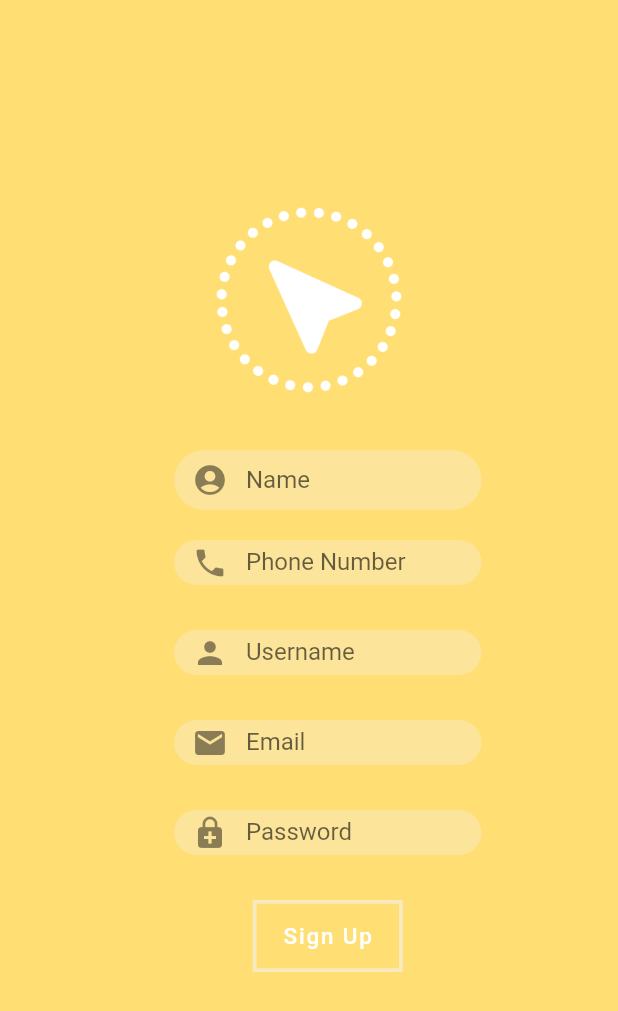
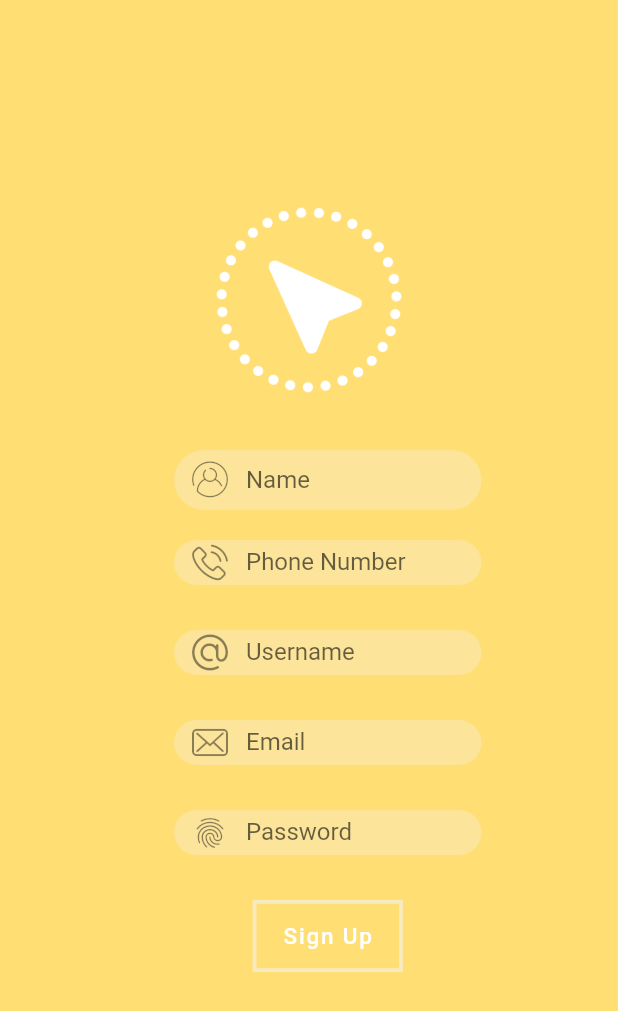
Before and after one commit to Purukitto/Yuso_TravelApp, a Flutter app: the screen it shows after launch, on a phone screen of 412 x 824 dp. Shown: the top 1011 px of the screen. Run offline on Flutter 3.47's test engine with Material 2 defaults, Android fonts, the phone set to English and light mode, and no system bars; Roboto replaces fonts that are missing (OpenSans-Light.tff).

Commit message:
updated all icons (Issue #7)

```diff
--- a/lib/screens/auth/login.dart
+++ b/lib/screens/auth/login.dart
@@ -93,7 +93,7 @@ class _LoginPageState extends State<LoginPage> {
         elevation: 0,
         child: new Row(
           children: <Widget>[
-            new Icon(Icons.group_work, color: Colors.black54),
+            new Icon(CustomIcons1.google, color: Colors.black54),
             new Text("    Sign in with Google",
                 style: TextStyle(color: primaryBlack)),
           ],
--- a/lib/screens/auth/register.dart
+++ b/lib/screens/auth/register.dart
@@ -13,6 +13,7 @@ import 'dart:async';
 import 'package:http/http.dart' as http;
 import 'package:yuso/screens/Auth/login.dart';
 import 'dart:core';
+import 'package:yuso/assets/icons/custom_icons1_icons.dart';
 
 //class to handle POST requests i.e. serialization and deserialization
 class PostReq {
@@ -111,12 +112,14 @@ class MainRegisterCompState extends State<MainRegisterComp> {
               ),
               Center(
                   child: Container(
+                //TODO: Padding
                 width: 230.0,
                 height: 60.0,
                 padding: EdgeInsets.fromLTRB(25, 0, 0, 20),
+                //TODO: Make a row to make all childs
                 child: TextFormField(
                   decoration: InputDecoration(
-                    prefixIcon: Icon(Icons.account_circle),
+                    prefixIcon: Icon(CustomIcons1.user),
                     labelText: "Name",
                     labelStyle: TextStyle(fontFamily: 'Roboto'),
                     border: new OutlineInputBorder(
@@ -140,7 +143,7 @@ class MainRegisterCompState extends State<MainRegisterComp> {
                     decoration: InputDecoration(
                       labelText: "Phone Number",
                       labelStyle: TextStyle(fontFamily: 'Roboto'),
-                      prefixIcon: Icon(Icons.phone),
+                      prefixIcon: Icon(CustomIcons1.phone),
                       border: new OutlineInputBorder(
                         borderSide: BorderSide.none,
                         borderRadius: BorderRadius.all(
@@ -163,7 +166,7 @@ class MainRegisterCompState extends State<MainRegisterComp> {
                     decoration: InputDecoration(
                       labelText: "Username",
                       labelStyle: TextStyle(fontFamily: 'Roboto'),
-                      prefixIcon: Icon(Icons.person),
+                      prefixIcon: Icon(CustomIcons1.at),
                       border: new OutlineInputBorder(
                         borderSide: BorderSide.none,
                         borderRadius: BorderRadius.all(
@@ -184,7 +187,7 @@ class MainRegisterCompState extends State<MainRegisterComp> {
                   padding: EdgeInsets.fromLTRB(25, 0, 0, 30),
                   child: TextFormField(
                     decoration: InputDecoration(
-                      prefixIcon: Icon(Icons.email),
+                      prefixIcon: Icon(CustomIcons1.email),
                       labelText: "Email",
                       labelStyle: TextStyle(fontFamily: 'Roboto'),
                       border: new OutlineInputBorder(
@@ -207,7 +210,7 @@ class MainRegisterCompState extends State<MainRegisterComp> {
                   padding: EdgeInsets.fromLTRB(25, 0, 0, 30),
                   child: TextFormField(
                     decoration: InputDecoration(
-                      prefixIcon: Icon(Icons.enhanced_encryption),
+                      prefixIcon: Icon(Icons.fingerprint),
                       labelText: "Password",
                       labelStyle: TextStyle(fontFamily: 'Roboto'),
                       border: new OutlineInputBorder(
```
